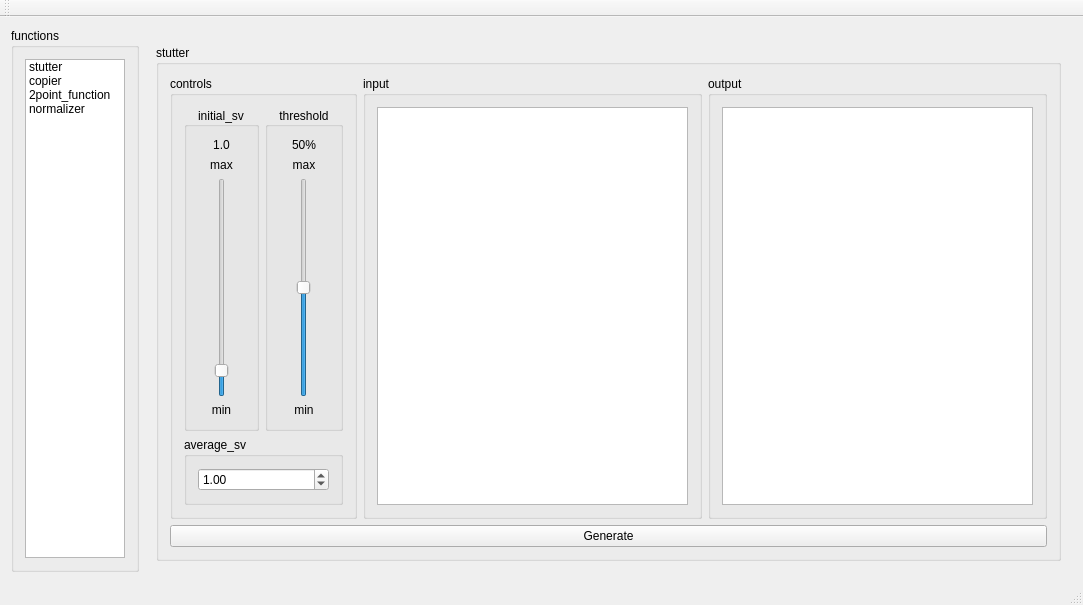
Eve-ning/reamber, file mainwindow.ui: the form before one commit.
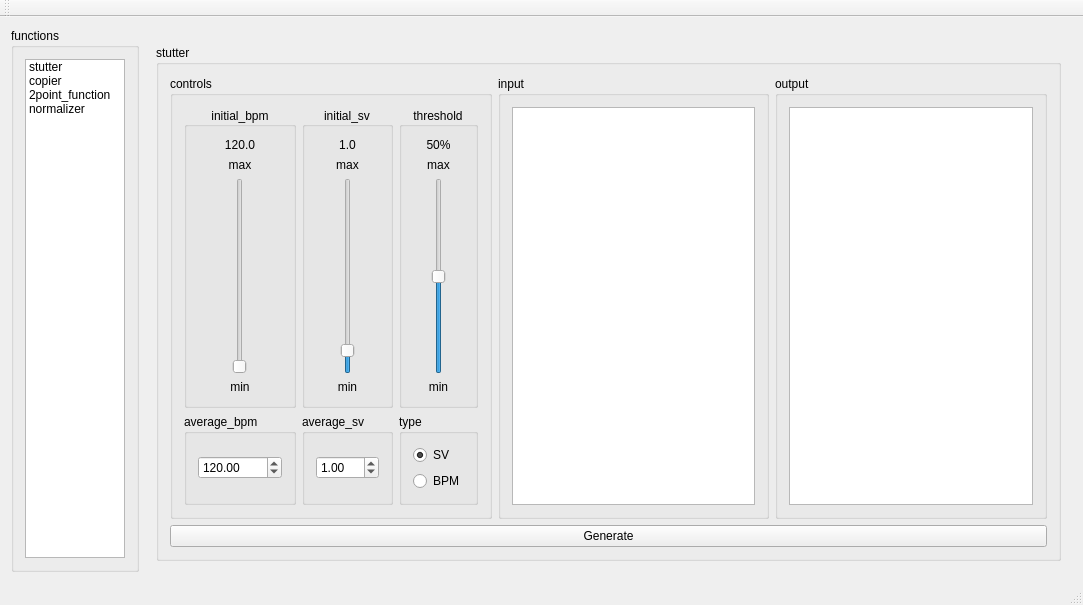
The form after the commit.

Commit message: Include bpm variation in stutter function

What changed in the file:
```diff
--- a/mainwindow.ui
+++ b/mainwindow.ui
@@ -47,13 +47,32 @@
              </layout>
             </widget>
            </item>
+           <item row="1" column="0" colspan="3">
+            <widget class="QPushButton" name="stutter_generate">
+             <property name="text">
+              <string>Generate</string>
+             </property>
+            </widget>
+           </item>
+           <item row="0" column="2">
+            <widget class="QGroupBox" name="stutter_output_lo">
+             <property name="title">
+              <string>output</string>
+             </property>
+             <layout class="QGridLayout" name="gridLayout_7">
+              <item row="0" column="0">
+               <widget class="QPlainTextEdit" name="stutter_output"/>
+              </item>
+             </layout>
+            </widget>
+           </item>
            <item row="0" column="0">
             <widget class="QGroupBox" name="stutter_controls_lo">
              <property name="title">
               <string>controls</string>
              </property>
              <layout class="QGridLayout" name="gridLayout_5">
-              <item row="0" column="1">
+              <item row="0" column="3">
                <widget class="QGroupBox" name="stutter_threshold_lo">
                 <property name="title">
                  <string>threshold</string>
@@ -72,6 +91,16 @@
                    </property>
                   </widget>
                  </item>
+                 <item row="0" column="0">
+                  <widget class="QLabel" name="stutter_threshold_val">
+                   <property name="text">
+                    <string>50%</string>
+                   </property>
+                   <property name="alignment">
+                    <set>Qt::AlignCenter</set>
+                   </property>
+                  </widget>
+                 </item>
                  <item row="1" column="0">
                   <widget class="QLabel" name="stutter_threshold_max">
                    <property name="text">
@@ -101,20 +130,36 @@
                    </property>
                   </widget>
                  </item>
-                 <item row="0" column="0">
-                  <widget class="QLabel" name="stutter_threshold_val">
+                </layout>
+               </widget>
+              </item>
+              <item row="2" column="3">
+               <widget class="QGroupBox" name="stutter_type_lo">
+                <property name="title">
+                 <string>type</string>
+                </property>
+                <layout class="QGridLayout" name="gridLayout_38">
+                 <item row="1" column="0">
+                  <widget class="QRadioButton" name="stutter_type_sv">
                    <property name="text">
-                    <string>50%</string>
+                    <string>SV</string>
                    </property>
-                   <property name="alignment">
-                    <set>Qt::AlignCenter</set>
+                   <property name="checked">
+                    <bool>true</bool>
                    </property>
                   </widget>
                  </item>
+                 <item row="2" column="0">
+                  <widget class="QRadioButton" name="stutter_type_bpm">
+                   <property name="text">
+                    <string>BPM</string>
+                   </property>
+                  </widget>
+                 </item>
                 </layout>
                </widget>
               </item>
-              <item row="0" column="0">
+              <item row="0" column="1">
                <widget class="QGroupBox" name="stutter_initsv_lo">
                 <property name="title">
                  <string>initial_sv</string>
@@ -178,7 +223,93 @@
                 </layout>
                </widget>
               </item>
-              <item row="1" column="0" colspan="2">
+              <item row="0" column="0">
+               <widget class="QGroupBox" name="stutter_initbpm_lo">
+                <property name="title">
+                 <string>initial_bpm</string>
+                </property>
+                <property name="alignment">
+                 <set>Qt::AlignCenter</set>
+                </property>
+                <layout class="QGridLayout" name="gridLayout_36">
+                 <item row="1" column="0">
+                  <widget class="QLabel" name="stutter_initbpm_max">
+                   <property name="text">
+                    <string>max</string>
+                   </property>
+                   <property name="alignment">
+                    <set>Qt::AlignCenter</set>
+                   </property>
+                  </widget>
+                 </item>
+                 <item row="3" column="0">
+                  <widget class="QLabel" name="stutter_initbpm_min">
+                   <property name="text">
+                    <string>min</string>
+                   </property>
+                   <property name="alignment">
+                    <set>Qt::AlignCenter</set>
+                   </property>
+                  </widget>
+                 </item>
+                 <item row="0" column="0">
+                  <widget class="QLabel" name="stutter_initbpm_val">
+                   <property name="text">
+                    <string>120.0</string>
+                   </property>
+                   <property name="alignment">
+                    <set>Qt::AlignCenter</set>
+                   </property>
+                  </widget>
+                 </item>
+                 <item row="2" column="0">
+                  <widget class="QSlider" name="stutter_initbpm_vs">
+                   <property name="sizePolicy">
+                    <sizepolicy hsizetype="Minimum" vsizetype="Expanding">
+                     <horstretch>0</horstretch>
+                     <verstretch>0</verstretch>
+                    </sizepolicy>
+                   </property>
+                   <property name="minimum">
+                    <number>0</number>
+                   </property>
+                   <property name="maximum">
+                    <number>1000000</number>
+                   </property>
+                   <property name="value">
+                    <number>120</number>
+                   </property>
+                   <property name="orientation">
+                    <enum>Qt::Vertical</enum>
+                   </property>
+                  </widget>
+                 </item>
+                </layout>
+               </widget>
+              </item>
+              <item row="2" column="0">
+               <widget class="QGroupBox" name="stutter_avebpm_lo">
+                <property name="title">
+                 <string>average_bpm</string>
+                </property>
+                <layout class="QGridLayout" name="gridLayout_37">
+                 <item row="0" column="0">
+                  <widget class="QDoubleSpinBox" name="stutter_avebpm">
+                   <property name="minimum">
+                    <double>0.000000000000000</double>
+                   </property>
+                   <property name="maximum">
+                    <double>100000.000000000000000</double>
+                   </property>
+                   <property name="value">
+                    <double>120.000000000000000</double>
+                   </property>
+                  </widget>
+                 </item>
+                </layout>
+               </widget>
+              </item>
+              <item row="2" column="1">
                <widget class="QGroupBox" name="stutter_avesv_lo">
                 <property name="title">
                  <string>average_sv</string>
@@ -203,25 +334,6 @@
              </layout>
             </widget>
            </item>
-           <item row="0" column="2">
-            <widget class="QGroupBox" name="stutter_output_lo">
-             <property name="title">
-              <string>output</string>
-             </property>
-             <layout class="QGridLayout" name="gridLayout_7">
-              <item row="0" column="0">
-               <widget class="QPlainTextEdit" name="stutter_output"/>
-              </item>
-             </layout>
-            </widget>
-           </item>
-           <item row="1" column="0" colspan="3">
-            <widget class="QPushButton" name="stutter_generate">
-             <property name="text">
-              <string>Generate</string>
-             </property>
-            </widget>
-           </item>
           </layout>
          </widget>
         </item>
```
The commit also changes 2 other files.
